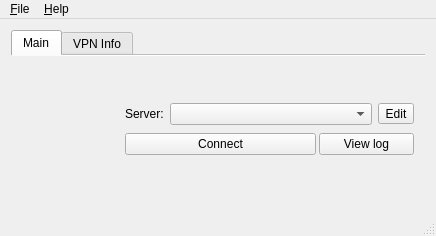
First picture: the form in src/dialog/mainwindow.ui, repository openconnect/openconnect-gui, before the edit.
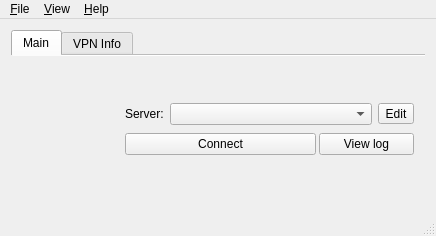
Second picture: the form after the edit. Icons and pictures are not drawn.

Commit message: View log action is available via app and systray menu (#61)

```diff
--- a/src/dialog/mainwindow.ui
+++ b/src/dialog/mainwindow.ui
@@ -410,7 +410,14 @@
     <addaction name="actionAbout"/>
     <addaction name="actionAboutQt"/>
    </widget>
+   <widget class="QMenu" name="menu_View">
+    <property name="title">
+     <string>&amp;View</string>
+    </property>
+    <addaction name="actionLogWindow"/>
+   </widget>
    <addaction name="menuFile"/>
+   <addaction name="menu_View"/>
    <addaction name="menuHelp"/>
   </widget>
   <action name="actionQuit">
```
Left out of the diff: 33 changed lines with no effect on the pictures. The commit also changes 2 other files.
